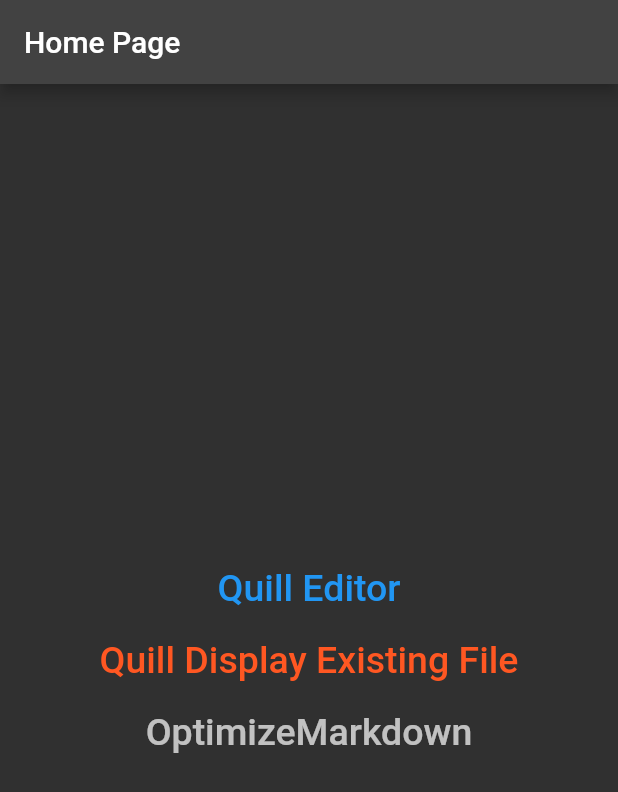
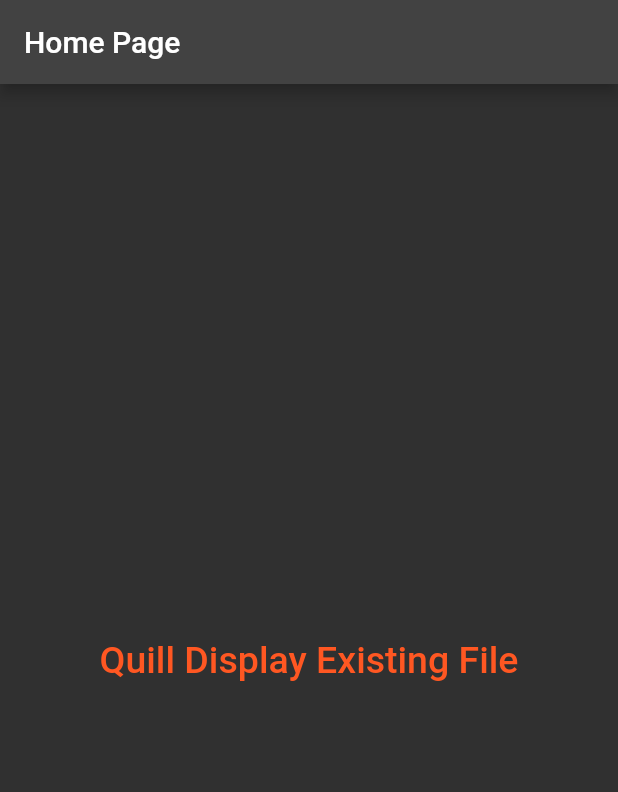
Before and after one commit to Tai-DucTran/converter_tool_converts_draftjs_to_markdown, a Flutter app: the screen it shows after launch, on a phone screen of 412 x 824 dp. Shown: the top 792 px of the screen. Run offline on Flutter 3.47's test engine with Material 2 defaults, Android fonts, the phone set to English and light mode, and no system bars; our stand-ins replace flutter_markdown.

Commit message:
main: delete un-used code

```diff
--- a/lib/main.dart
+++ b/lib/main.dart
@@ -1,8 +1,6 @@
 import 'package:flutter/material.dart';
 import 'package:learn_quill_flutter/constants/routes.dart';
 import 'package:learn_quill_flutter/pages/display_existing_file.dart';
-import 'package:learn_quill_flutter/pages/optimize_markdown.dart';
-import 'package:learn_quill_flutter/pages/quill_editor_view.dart';
 
 void main() {
   runApp(MaterialApp(
@@ -11,9 +9,7 @@ void main() {
     darkTheme: ThemeData.dark(),
     home: const HomePage(),
     routes: {
-      quillEditorRoute: (context) => const QuillEditorView(),
       quillDisplayExistingFile: (context) => const MarkDownDisplay(),
-      optimizeMarkdown: (context) => const OptimizeMarkdown(),
     },
   ));
 }
@@ -33,31 +29,11 @@ class HomePage extends StatelessWidget {
           children: [
             TextButton(
               onPressed: () {
-                Navigator.of(context).pushNamed(quillEditorRoute);
-              },
-              child: const Text(
-                'Quill Editor',
-                style: TextStyle(
-                  fontSize: 25,
-                ),
-              ),
-            ),
-            TextButton(
-              onPressed: () {
                 Navigator.of(context).pushNamed(quillDisplayExistingFile);
               },
               child: const Text(
                 'Quill Display Existing File',
                 style: TextStyle(fontSize: 25, color: Colors.deepOrange),
-              ),
-            ),
-            TextButton(
-              onPressed: () {
-                Navigator.of(context).pushNamed(optimizeMarkdown);
-              },
-              child: const Text(
-                'OptimizeMarkdown',
-                style: TextStyle(fontSize: 25, color: Colors.white70),
               ),
             ),
           ],
```
Also changed, not shown: lib/pages/display_existing_file.dart (+2 -6 lines), lib/pages/optimize_markdown.dart (deleted, +0 -38 lines), lib/pages/quill_editor_view.dart (deleted, +0 -43 lines), pubspec.yaml (+0 -16 lines), pubspec.lock, 7 other files.
